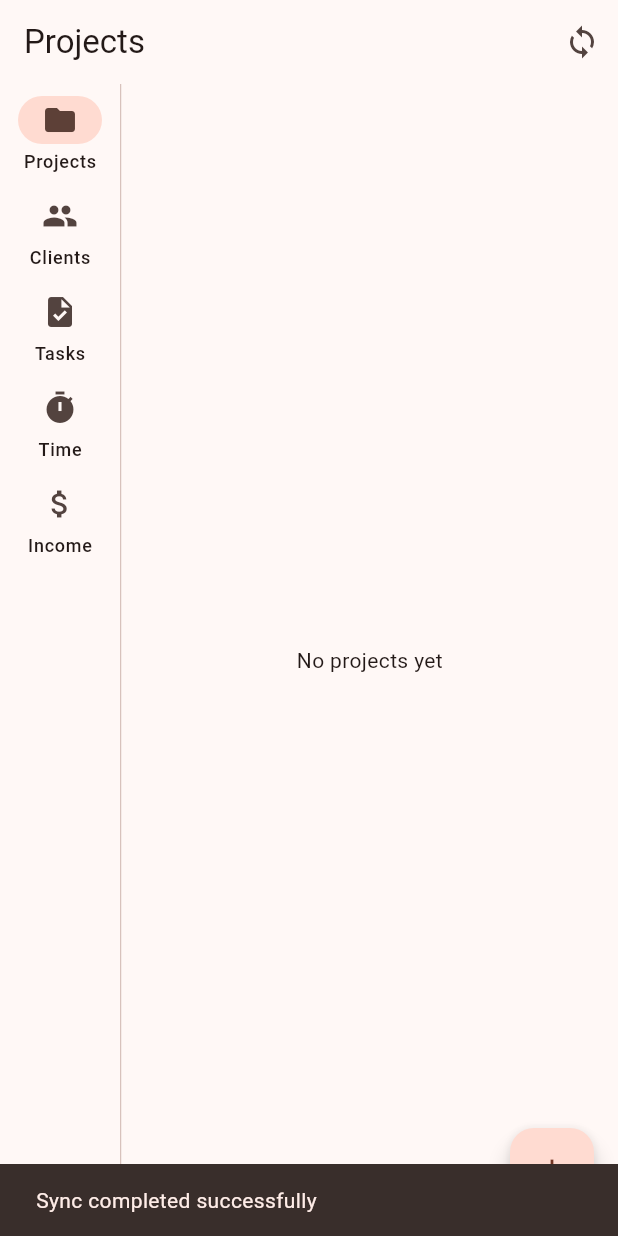
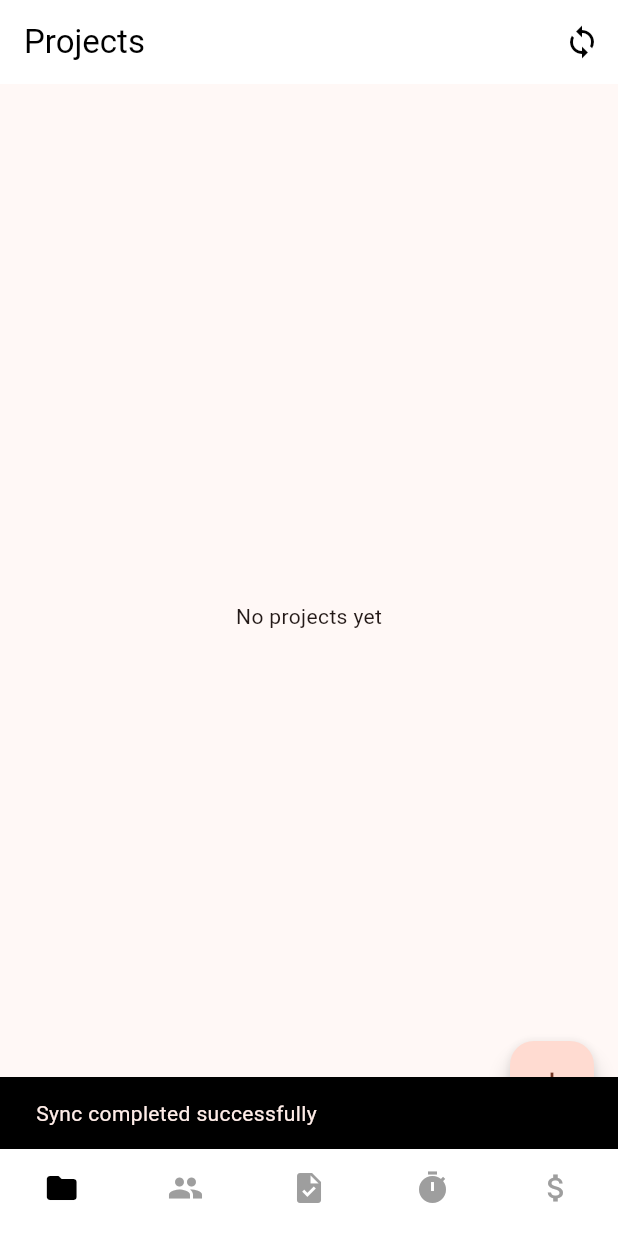
Before and after one commit to MashudiSudonym/LaporKerja, a Flutter app: the screen it shows after launch, after a tap on the "sync" icon, on a phone screen of 412 x 824 dp. Run offline on Flutter 3.47's test engine with Material 3 defaults, Android fonts, the phone set to English and light mode, and no system bars; our stand-ins replace connectivity_plus, drift, flutter_dotenv, flutter_riverpod, freezed_annotation, go_router and 4 more; accounts and stored records are empty; generated files the repository leaves out were written again.

```diff
--- a/lib/presentation/pages/main_page/main_page.dart
+++ b/lib/presentation/pages/main_page/main_page.dart
@@ -8,7 +8,7 @@ import '../projects/project_list_page.dart';
 import '../tasks/task_list_page.dart';
 import '../time_entries/time_entry_list_page.dart';
 
-/// Main page with NavigationRail for entity navigation
+/// Main page with modern monochrome BottomNavigationBar
 class MainPage extends ConsumerStatefulWidget {
   const MainPage({super.key});
 
@@ -39,65 +39,78 @@ class _MainPageState extends ConsumerState<MainPage> {
   Widget build(BuildContext context) {
     return Scaffold(
       appBar: AppBar(
-        title: Text(_titles[_selectedIndex]),
+        title: Text(
+          _titles[_selectedIndex],
+          style: const TextStyle(color: Colors.black),
+        ),
+        backgroundColor: Colors.white,
+        elevation: 0,
         actions: [
           IconButton(
-            icon: const Icon(Icons.sync),
+            icon: const Icon(Icons.sync, color: Colors.black),
             onPressed: () async {
               try {
                 await ref.read(syncProvider.notifier).syncAll();
                 if (mounted) {
+                  WidgetsBinding.instance.addPostFrameCallback((_) {
                     ScaffoldMessenger.of(context).showSnackBar(
-                    const SnackBar(content: Text('Sync completed successfully')),
+                      const SnackBar(
+                        content: Text('Sync completed successfully'),
+                        backgroundColor: Colors.black,
+                      ),
                     );
+                  });
                 }
               } catch (e) {
                 if (mounted) {
+                  WidgetsBinding.instance.addPostFrameCallback((_) {
                     ScaffoldMessenger.of(context).showSnackBar(
-                    SnackBar(content: Text('Sync failed: $e')),
+                      SnackBar(
+                        content: Text('Sync failed: $e'),
+                        backgroundColor: Colors.red,
+                      ),
                     );
+                  });
                 }
               }
             },
           ),
         ],
       ),
-      body: Row(
-        children: [
-          NavigationRail(
-            selectedIndex: _selectedIndex,
-            onDestinationSelected: (int index) {
+      body: _pages[_selectedIndex],
+      bottomNavigationBar: BottomNavigationBar(
+        currentIndex: _selectedIndex,
+        onTap: (int index) {
           setState(() {
             _selectedIndex = index;
           });
         },
-            labelType: NavigationRailLabelType.all,
-            destinations: const [
-              NavigationRailDestination(
+        backgroundColor: Colors.white,
+        selectedItemColor: Colors.black,
+        unselectedItemColor: Colors.grey,
+        showSelectedLabels: false,
+        showUnselectedLabels: false,
+        type: BottomNavigationBarType.fixed,
+        items: const [
+          BottomNavigationBarItem(
             icon: Icon(Icons.folder),
-                label: Text('Projects'),
+            label: 'Projects',
           ),
-              NavigationRailDestination(
+          BottomNavigationBarItem(
             icon: Icon(Icons.people),
-                label: Text('Clients'),
+            label: 'Clients',
           ),
-              NavigationRailDestination(
+          BottomNavigationBarItem(
             icon: Icon(Icons.task),
-                label: Text('Tasks'),
+            label: 'Tasks',
           ),
-              NavigationRailDestination(
+          BottomNavigationBarItem(
             icon: Icon(Icons.timer),
-                label: Text('Time'),
+            label: 'Time',
           ),
-              NavigationRailDestination(
+          BottomNavigationBarItem(
             icon: Icon(Icons.attach_money),
-                label: Text('Income'),
-              ),
-            ],
-          ),
-          const VerticalDivider(thickness: 1, width: 1),
-          Expanded(
-            child: _pages[_selectedIndex],
+            label: 'Income',
           ),
         ],
       ),
```
Also changed, not shown: 1 other file. Lines whose indentation alone changed are shown as unchanged.
